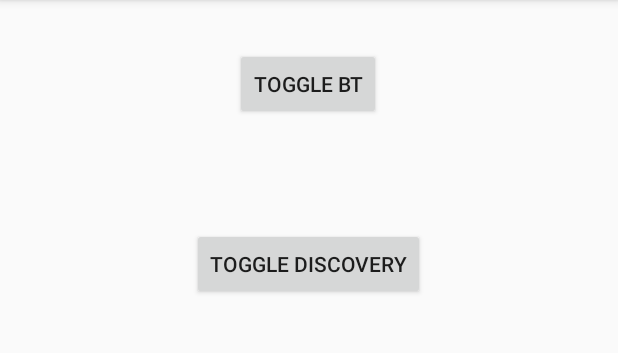
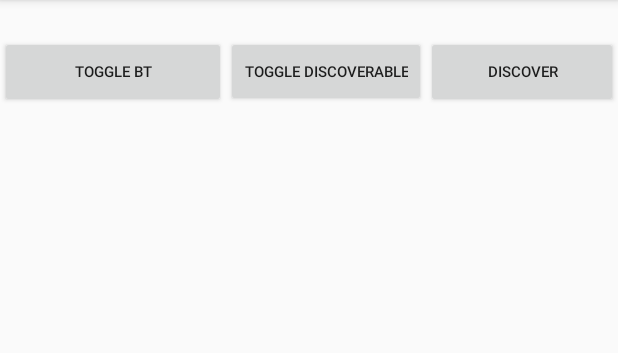
Before and after one commit to unbun/bluetoothapp-java, an Android app: the screen it shows after launch (MainActivity), on a phone screen of 412 x 824 dp, the part 84-437 px from its top. Run offline under Robolectric (Android 15) with nearby library versions, the phone set to English and light mode, and no system bars.

```diff
--- a/app/src/main/res/layout/activity_main.xml
+++ b/app/src/main/res/layout/activity_main.xml
@@ -4,68 +4,54 @@
     xmlns:tools="http://schemas.android.com/tools"
     android:layout_width="match_parent"
     android:layout_height="match_parent"
-    tools:context=".MainActivity">
-
-<!--    <Spinner-->
-<!--        android:id="@+id/deviceSpinner"-->
-<!--        android:layout_width="343dp"-->
-<!--        android:layout_height="64dp"-->
-<!--        android:layout_marginTop="16dp"-->
-<!--        android:entries="@array/devices"-->
-<!--        app:layout_constraintEnd_toEndOf="parent"-->
-<!--        app:layout_constraintStart_toStartOf="parent"-->
-<!--        app:layout_constraintTop_toTopOf="parent" />-->
-
-<!--    <Button-->
-<!--        android:id="@+id/btOn"-->
-<!--        android:layout_width="0dp"-->
-<!--        android:layout_height="wrap_content"-->
-<!--        android:layout_marginStart="16dp"-->
-<!--        android:layout_marginLeft="16dp"-->
-<!--        android:layout_marginEnd="16dp"-->
-<!--        android:layout_marginRight="16dp"-->
-<!--        android:text="@string/bluetooth_on"-->
-<!--        app:layout_constraintBaseline_toBaselineOf="@+id/btOff"-->
-<!--        app:layout_constraintEnd_toEndOf="parent"-->
-<!--        app:layout_constraintHorizontal_bias="0.5"-->
-<!--        app:layout_constraintStart_toEndOf="@+id/btOff" />-->
-
-<!--    <Button-->
-<!--        android:id="@+id/btOff"-->
-<!--        android:layout_width="0dp"-->
-<!--        android:layout_height="wrap_content"-->
-<!--        android:layout_marginStart="16dp"-->
-<!--        android:layout_marginLeft="16dp"-->
-<!--        android:layout_marginTop="56dp"-->
-<!--        android:text="@string/bluetooth_off"-->
-<!--        app:layout_constraintEnd_toStartOf="@+id/btOn"-->
-<!--        app:layout_constraintHorizontal_bias="0.5"-->
-<!--        app:layout_constraintStart_toStartOf="parent"-->
-<!--        app:layout_constraintTop_toBottomOf="@+id/deviceSpinner" />-->
+    tools:context=".MainActivity"
+    tools:ignore="SmallSp" >
 
     <Button
         android:id="@+id/enableDisableBT"
-        android:layout_width="wrap_content"
+        android:layout_width="0dp"
         android:layout_height="wrap_content"
-        android:layout_marginTop="32dp"
+        android:layout_marginTop="24dp"
         android:text="@string/toggle_bt"
-        app:layout_constraintEnd_toEndOf="parent"
-        app:layout_constraintHorizontal_bias="0.498"
+        android:textSize="10sp"
+        app:layout_constraintEnd_toStartOf="@+id/enableDisableDiscoverable"
+        app:layout_constraintHorizontal_bias="0.0"
         app:layout_constraintStart_toStartOf="parent"
-        app:layout_constraintTop_toTopOf="parent" />
+        app:layout_constraintTop_toTopOf="parent"/>
 
     <Button
         android:id="@+id/enableDisableDiscoverable"
-        android:layout_width="wrap_content"
+        android:layout_width="0dp"
+        android:layout_height="47dp"
+        android:layout_marginEnd="128dp"
+        android:layout_marginRight="128dp"
+        android:onClick="enableDisableDiscoverability"
+        android:text="@string/toggle_discovery"
+        android:textSize="10sp"
+        app:layout_constraintBaseline_toBaselineOf="@+id/enableDisableBT"
+        app:layout_constraintEnd_toEndOf="parent" />
+
+    <Button
+        android:id="@+id/btnFindUnpairedDevices"
+        android:layout_width="0dp"
         android:layout_height="wrap_content"
-        android:layout_marginTop="72dp"
-        android:text="@string/toggle_discovery"
-        android:onClick="enableDisableDiscoverability"
+        android:onClick="btDiscover"
+        android:text="@string/discover"
+        android:textSize="10sp"
+        app:layout_constraintBaseline_toBaselineOf="@+id/enableDisableDiscoverable"
+        app:layout_constraintEnd_toEndOf="parent"
+        app:layout_constraintStart_toEndOf="@+id/enableDisableDiscoverable" />
+
+    <ListView
+        android:id="@+id/lvNewDevices"
+        android:layout_width="333dp"
+        android:layout_height="149dp"
+        android:layout_below="@id/btnFindUnpairedDevices"
         app:layout_constraintBottom_toBottomOf="parent"
         app:layout_constraintEnd_toEndOf="parent"
-        app:layout_constraintHorizontal_bias="0.498"
         app:layout_constraintStart_toStartOf="parent"
-        app:layout_constraintTop_toBottomOf="@+id/enableDisableBT"
-        app:layout_constraintVertical_bias="0.0" />
+        app:layout_constraintTop_toBottomOf="@+id/enableDisableDiscoverable"
+        app:layout_constraintVertical_bias="0.065" />
+
 
 </androidx.constraintlayout.widget.ConstraintLayout>
--- a/app/src/main/res/values/strings.xml
+++ b/app/src/main/res/values/strings.xml
@@ -3,9 +3,10 @@
     <string name="bluetooth_off">Bluetooth OFF</string>
     <string name="bluetooth_on">Bluetooth ON</string>
     <string name="toggle_bt">Toggle BT</string>
-    <string name="toggle_discovery">Toggle Discovery</string>
+    <string name="toggle_discovery">Toggle Discoverable</string>
+    <string name="discover">Discover</string>
 
-    <string-array name="devices">
+    <string-array name="athelasDevices">
         <item>None (retract arm)</item>
         <item>Stethoscope</item>
         <item>Pulse Oximeter</item>
```
Also changed, not shown: app/src/main/java/athelas/javableapp/DeviceListAdapter.java (added, +47 -0 lines), app/src/main/java/athelas/javableapp/MainActivity.java (+143 -19 lines), app/src/main/res/layout/device_adapter_view.xml (added, +20 -0 lines).
